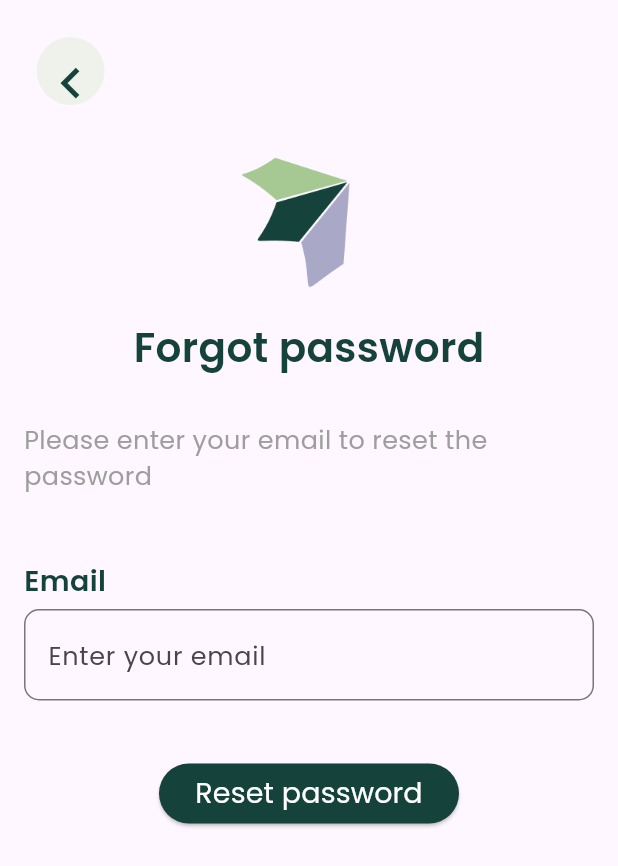
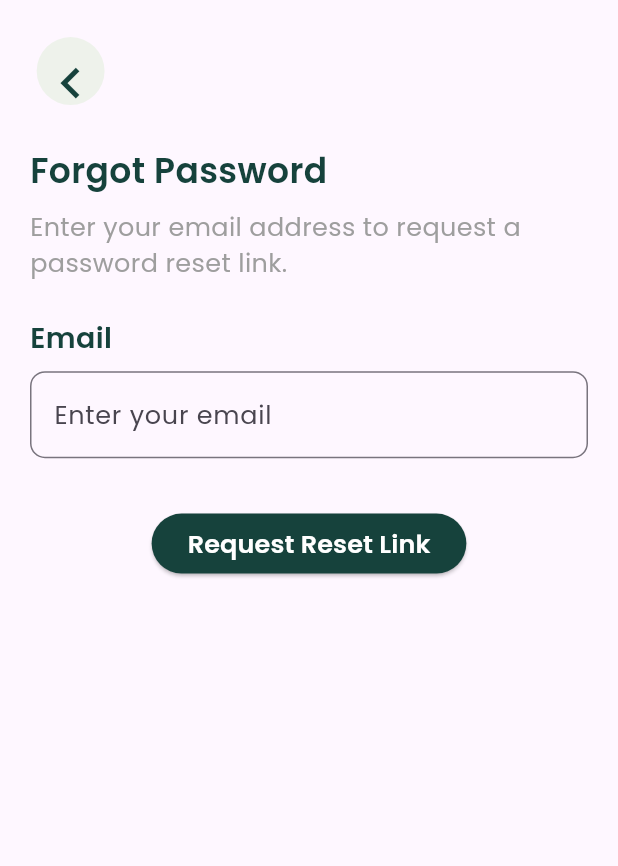
Before and after one commit to abid-sara/business_assistant, a Flutter app: the ForgotPassword screen opened by its route, on a phone screen of 412 x 824 dp. Shown: the top 866 px of the screen. Run offline on Flutter 3.47's test engine with Material 3 defaults, Android fonts, the phone set to English and light mode, and no system bars; our stand-ins replace bloc, date_picker_timeline, equatable, fl_chart, flutter_bloc, get and 8 more; missing offline and left inert: image_input; accounts and stored records are empty.

Commit message:
Update forgot_password.dart

```diff
--- a/lib/screens/landingPages/forgot_password.dart
+++ b/lib/screens/landingPages/forgot_password.dart
@@ -1,19 +1,27 @@
-import 'package:business_assistant/widget/back_arrow.dart';
 import 'package:business_assistant/widget/button.dart';
 import 'package:flutter/material.dart';
 import 'package:flutter_bloc/flutter_bloc.dart';
 import 'package:business_assistant/cubits/Authentification/auth_cubit.dart';
 import '../../style/colors.dart';
+import '../../widget/back_arrow.dart';
 import '../../widget/form.dart';
 
-class ForgotPassword extends StatelessWidget {
-  ForgotPassword({super.key});
+class ForgotPassword extends StatefulWidget {
+  const ForgotPassword({super.key});
+  static const String pageRoute = '/forgot-password';
+  @override
+  State<ForgotPassword> createState() => _ForgotPasswordState();
+}
+
+class _ForgotPasswordState extends State<ForgotPassword> {
   final TextEditingController _emailController = TextEditingController();
   final formKey = GlobalKey<FormState>();
-  static const String pageRoute = '/ForgotPassword';
 
   @override
   Widget build(BuildContext context) {
+    final double screenWidth = MediaQuery.of(context).size.width;
+    final double screenHeight = MediaQuery.of(context).size.height;
+
     return SafeArea(
       child: Scaffold(
         appBar: BackArrow(
@@ -21,72 +29,84 @@ class ForgotPassword extends StatelessWidget {
         ),
         body: SingleChildScrollView(
           child: Padding(
-            padding: const EdgeInsets.symmetric(horizontal: 16.0),
+            padding: const EdgeInsets.all(20),
             child: Column(
               crossAxisAlignment: CrossAxisAlignment.start,
+              mainAxisAlignment: MainAxisAlignment.start,
               children: [
-                const SizedBox(height: 12),
-                Center(
-                  child: Column(
-                    children: [
-                      Image.asset(
-                        'assets/images/logo.png',
-                        height: 110,
-                      ),
-                      const SizedBox(height: 20),
+                SizedBox(height: screenHeight * 0.01),
                 const Text(
-                        'Forgot password',
+                  'Forgot Password',
+                  textAlign: TextAlign.left,
                   style: TextStyle(
-                          fontSize: 27,
+                    fontSize: 23,
                     fontWeight: FontWeight.bold,
                     color: AppColors.darkGreen,
                   ),
                 ),
-                      const SizedBox(height: 30),
+                SizedBox(height: screenHeight * 0.01),
                 const Text(
-                        'Please enter your email to reset the password',
+                  "Enter your email address to request a password reset link.",
+                  style: TextStyle(color: Colors.grey, fontSize: 17),
+                ),
+                SizedBox(height: screenHeight * 0.03),
+                Form(
+                  key: formKey,
+                  child: Column(
+                    crossAxisAlignment: CrossAxisAlignment.start,
+                    children: [
+                      const Text(
+                        "Email",
                         style: TextStyle(
+                            fontSize: 19,
+                            fontWeight: FontWeight.bold,
+                            color: AppColors.darkGreen),
+                      ),
+                      SizedBox(height: screenHeight * 0.01),
+                      TextFormField(
+                        controller: _emailController,
+                        validator: (value) {
+                          if (value == null || value.isEmpty) {
+                            return 'Please enter your email';
+                          }
+                          if (!RegExp(r'^[^@]+@[^@]+\.[^@]+').hasMatch(value)) {
+                            return 'Please enter a valid email address';
+                          }
+                          return null;
+                        },
+                        style: const TextStyle(
                           fontSize: 17,
-                          color: Colors.grey,
+                          fontWeight: FontWeight.w500,
+                        ),
+                        decoration: InputDecoration(
+                          hintText: 'Enter your email',
+                          border: normalBorder,
+                          focusedBorder: focused,
                         ),
                       ),
                     ],
                   ),
                 ),
-                const SizedBox(height: 45),
-                Form(
-                  key: formKey,
-                  child: Column(
-                      crossAxisAlignment: CrossAxisAlignment.start,
-                      children: [
-                        structure(
-                          "Email",
-                          "Enter your email",
-                          _emailController,
-                          validateEmail,
-                        ),
-                        const SizedBox(height: 20),
+                SizedBox(height: screenHeight * 0.04),
                 Center(
                   child: ElevatedButton(
-                          style: button,
                     onPressed: () {
                       if (formKey.currentState!.validate()) {
-                              context.read<AuthCubit>().resetPassword(
-                                _emailController.text,
-                              ).then((_) {
-                                Navigator.pushReplacementNamed(context, '/check-email', arguments: _emailController.text);
+                        context.read<AuthCubit>().sendPasswordResetEmail(_emailController.text ,context).then((_) {
+                          Navigator.pushReplacementNamed(context, '/ResetPassword', arguments: _emailController.text);
                         });
                       }
                     },
+                    style: button,
                     child: const Text(
-                            'Reset password',
-                            style: TextStyle(fontSize: 19, color: Colors.white),
+                      "Request Reset Link",
+                      style: TextStyle(
+                        color: Colors.white,
+                        fontWeight: FontWeight.bold,
+                        fontSize: 17,
                       ),
                     ),
-
                   ),
-
-                      ]),
                 ),
               ],
             ),
```
Lines whose indentation alone changed are shown as unchanged.
